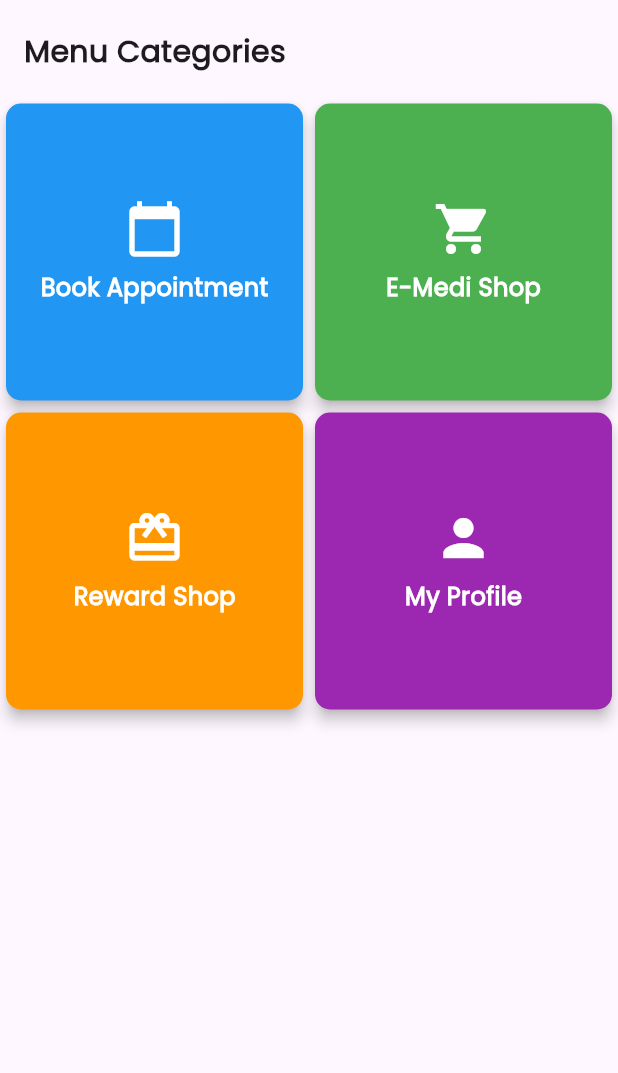
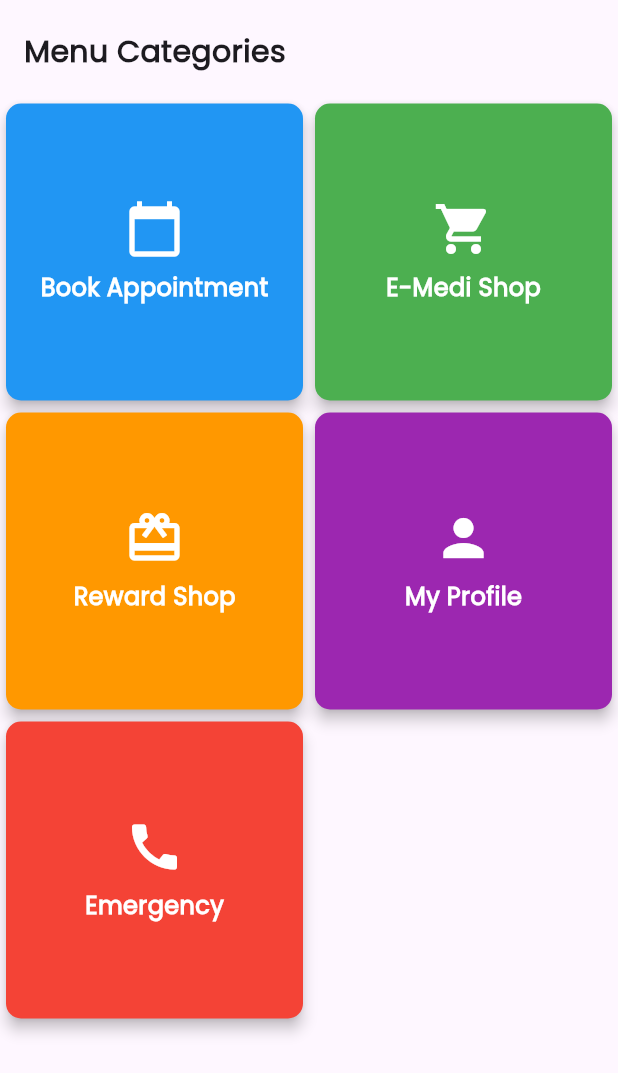
Before and after one commit to syazneesies/clinicease, a Flutter app: the MenuCategoriesWidget widget shown alone on an empty page, opened directly, on a phone screen of 412 x 824 dp. Shown: the top 1073 px of the screen. Run offline on Flutter 3.47's test engine with Material 3 defaults, Android fonts, the phone set to English and light mode, and no system bars; our stand-ins replace auto_size_text, cloud_firestore, firebase_auth, firebase_core, get_storage; accounts and stored records are empty.

Commit message:
CREATE: Create emergency contact

```diff
--- a/lib/screen/home_screen.dart
+++ b/lib/screen/home_screen.dart
@@ -4,7 +4,7 @@ import 'package:clinicease/screen/login_screen.dart';
 import 'package:clinicease/screen/my_profile_screen.dart';
 import 'package:clinicease/services/storage_service.dart';
 import 'package:flutter/material.dart';
-import 'package:flutter/widgets.dart';
+import 'package:url_launcher/url_launcher.dart';
 
 class HomeScreen extends StatefulWidget {
   const HomeScreen({super.key});
@@ -244,6 +244,16 @@ class MenuCategoriesWidget extends StatelessWidget {
                 );
               }
             ),
+            MenuCategoryCard(
+              icon: Icons.call,
+              label: 'Emergency',
+              backgroundColor: Colors.red,
+              onTap: () async {
+                if (!await launchUrl(Uri.parse('tel:+60132152852'))) {
+                  throw Exception('Could not launch URL');
+                }
+              }
+            ),
           ],
         ),
       ],
--- a/pubspec.yaml
+++ b/pubspec.yaml
@@ -41,6 +41,7 @@ dependencies:
   json_annotation: ^4.8.1
   build_runner: ^2.4.8
   auto_size_text: ^3.0.0
+  url_launcher: ^6.2.5
 
 dev_dependencies:
   flutter_lints: ^2.0.0
```
Also changed, not shown: pubspec.lock, 8 other files.
